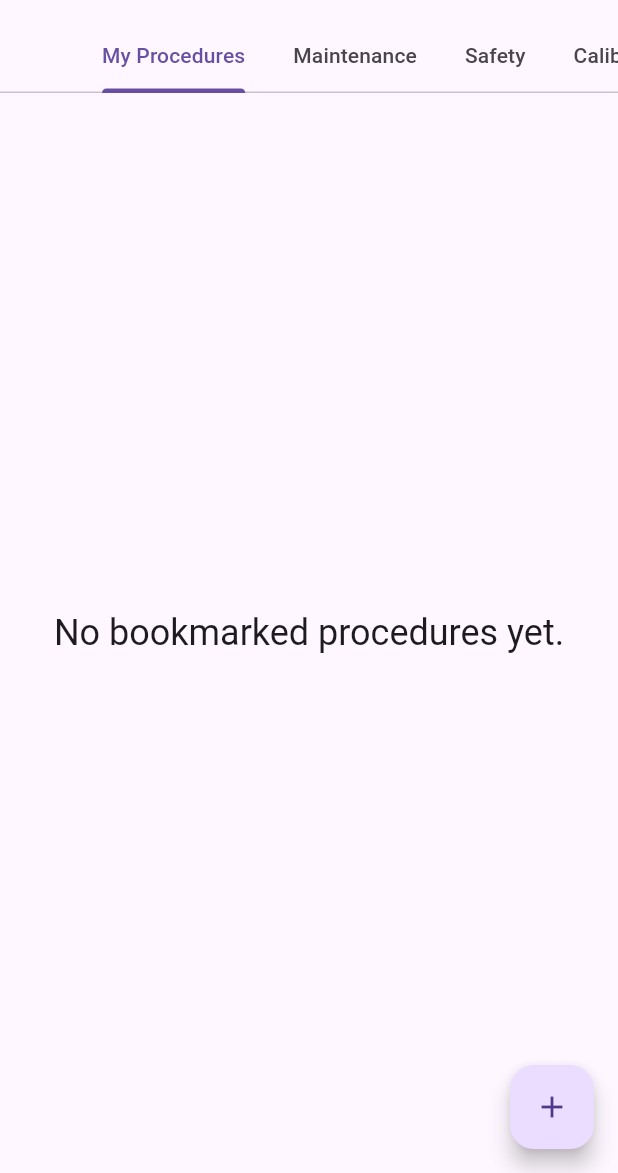
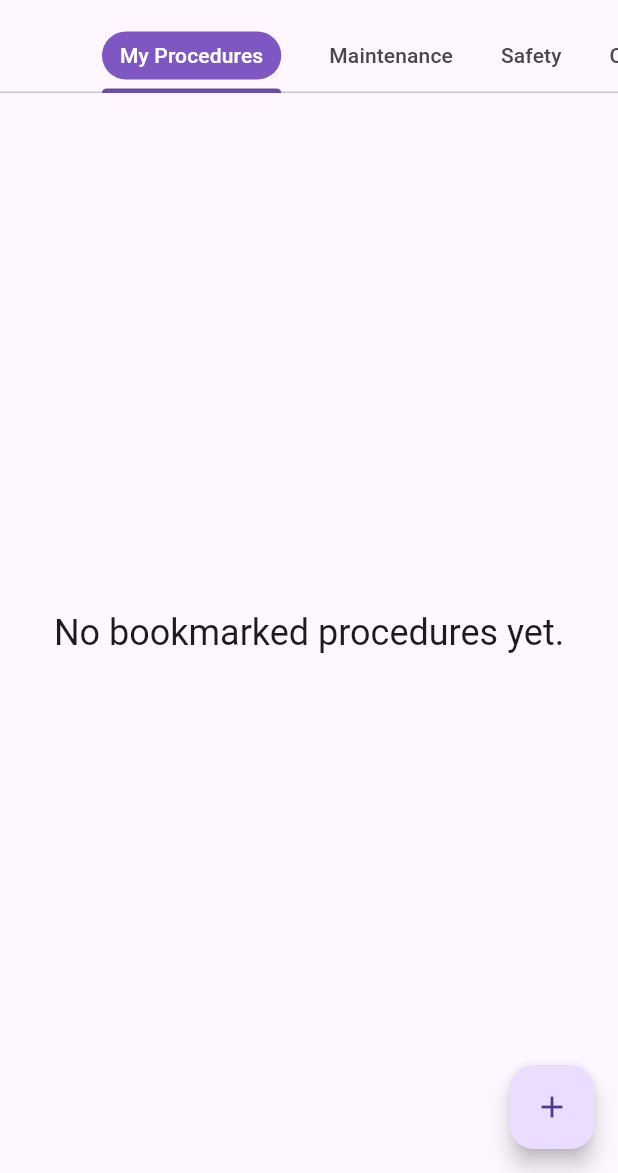
Before and after one commit to isheikh8492/MIFtek_Assist, a Flutter app: the screen it shows after launch, on a phone screen of 412 x 824 dp, the part 63-1236 px from its top. Run offline on Flutter 3.47's test engine with Material 3 defaults, Android fonts, the phone set to English and light mode, and no system bars.

Commit message:
changed procedure design

```diff
--- a/lib/main.dart
+++ b/lib/main.dart
@@ -68,10 +68,24 @@ class _MainPageState extends State<MainPage>
           controller: _tabController,
           isScrollable: true,
           tabs: [
-            const Tab(text: "My Procedures"), // New tab for user’s personal list
+            Tab(
+              child: Container(
+                padding:
+                    const EdgeInsets.symmetric(horizontal: 12, vertical: 6),
+                decoration: BoxDecoration(
+                  color: Colors.deepPurple[400], // Distinct color for "My Procedures"
+                  borderRadius: BorderRadius.circular(
+                      20), // Rounded corners for visual distinction
+                ),
+                child: const Text(
+                  "My Procedures",
+                  style:
+                      TextStyle(color: Colors.white), // White text to stand out
+                ),
+              ),
+            ),
             ..._categories.map((category) => Tab(text: category)),
           ],
-
         ),
         actions: [
           IconButton(
```
